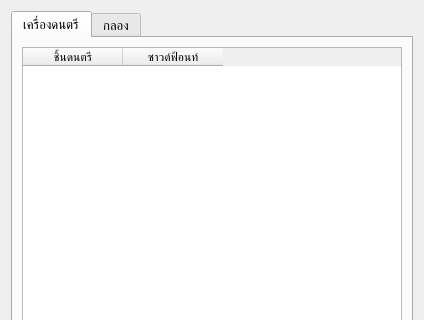
This is Dialogs/MapSoundfontDialog.ui in pie62/HandyKaraoke as Qt 5 draws it before an edit; both pictures show x 0 to 424 and y 0 to 320 of the 424 by 469 pixel window. The edited form follows.
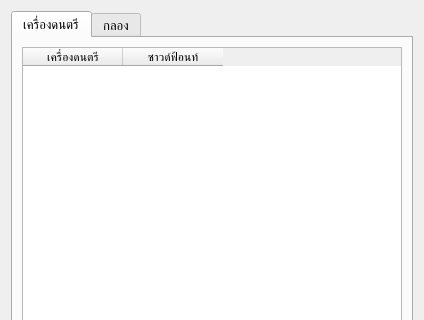
This is the edited form.

Diff of the .ui file:
```diff
--- a/Dialogs/MapSoundfontDialog.ui
+++ b/Dialogs/MapSoundfontDialog.ui
@@ -51,7 +51,7 @@
          </attribute>
          <column>
           <property name="text">
-           <string>ชิ้นดนตรี</string>
+           <string>เครื่องดนตรี</string>
           </property>
          </column>
          <column>
```
